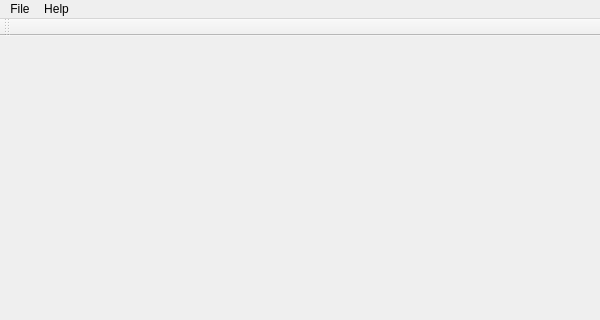
Old version of the form Forms/mainwindow.ui in the repository joshwilsonvu/AudioScript; both pictures show x 0 to 600 and y 0 to 320 of the 600 by 600 pixel window.
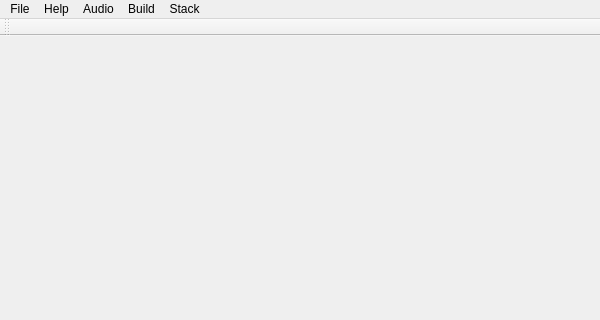
New version of the form. Icons and pictures are not drawn.

Commit message: Transferred from member data pointers to std::function to handle registering AudioScript members. Changed three column layout to two column layout, widgets on left and editor on right. Converted class display widget to class selection dialog, reducing clutter and inter-class dependence.

The edit to the form file:
```diff
--- a/Forms/mainwindow.ui
+++ b/Forms/mainwindow.ui
@@ -62,8 +62,33 @@
     <addaction name="actionAbout"/>
     <addaction name="actionAbout_Qt"/>
    </widget>
+   <widget class="QMenu" name="menuAudio">
+    <property name="title">
+     <string>Audio</string>
+    </property>
+    <addaction name="actionPlay"/>
+    <addaction name="actionStop"/>
+   </widget>
+   <widget class="QMenu" name="menuBuild">
+    <property name="title">
+     <string>Build</string>
+    </property>
+    <addaction name="actionBuild"/>
+    <addaction name="actionClean"/>
+   </widget>
+   <widget class="QMenu" name="menuStack">
+    <property name="title">
+     <string>Stack</string>
+    </property>
+    <addaction name="actionClear"/>
+    <addaction name="actionEnable_All"/>
+    <addaction name="actionDisable_All"/>
+   </widget>
    <addaction name="menuFile"/>
    <addaction name="menuHelp"/>
+   <addaction name="menuAudio"/>
+   <addaction name="menuBuild"/>
+   <addaction name="menuStack"/>
   </widget>
   <widget class="QToolBar" name="mainToolBar">
    <attribute name="toolBarArea">
```
Left out of the diff: 38 changed lines with no effect on the pictures. The commit also changes 28 other files.
